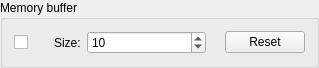
Above: lavuelib/ui/MemoryBufferGroupBox.ui from syncope/lavue before the change. Below: the same form after it.
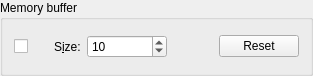
That is the form after the change.

```diff
--- a/lavuelib/ui/MemoryBufferGroupBox.ui
+++ b/lavuelib/ui/MemoryBufferGroupBox.ui
@@ -6,8 +6,8 @@
    <rect>
     <x>0</x>
     <y>0</y>
-    <width>319</width>
-    <height>68</height>
+    <width>313</width>
+    <height>76</height>
    </rect>
   </property>
   <property name="windowTitle">
@@ -54,7 +54,7 @@
         <string>&lt;html&gt;&lt;head/&gt;&lt;body&gt;&lt;p&gt;size of the memory buffer in a frame number&lt;/p&gt;&lt;/body&gt;&lt;/html&gt;</string>
        </property>
        <property name="text">
-        <string>Size:</string>
+        <string>S&amp;ize:</string>
        </property>
        <property name="buddy">
         <cstring>sizeSpinBox</cstring>
@@ -84,13 +84,22 @@
       </widget>
      </item>
      <item>
-      <widget class="QLabel" name="statusLabel">
+      <widget class="QPushButton" name="statusPushButton">
+       <property name="enabled">
+        <bool>false</bool>
+       </property>
        <property name="toolTip">
         <string>&lt;html&gt;&lt;head/&gt;&lt;body&gt;&lt;p&gt;green for full memory buffer&lt;/p&gt;&lt;/body&gt;&lt;/html&gt;</string>
        </property>
        <property name="text">
         <string/>
        </property>
+       <property name="checkable">
+        <bool>false</bool>
+       </property>
+       <property name="flat">
+        <bool>true</bool>
+       </property>
       </widget>
      </item>
      <item>
```
Left out of the diff: 3 changed lines with no effect on the pictures.
